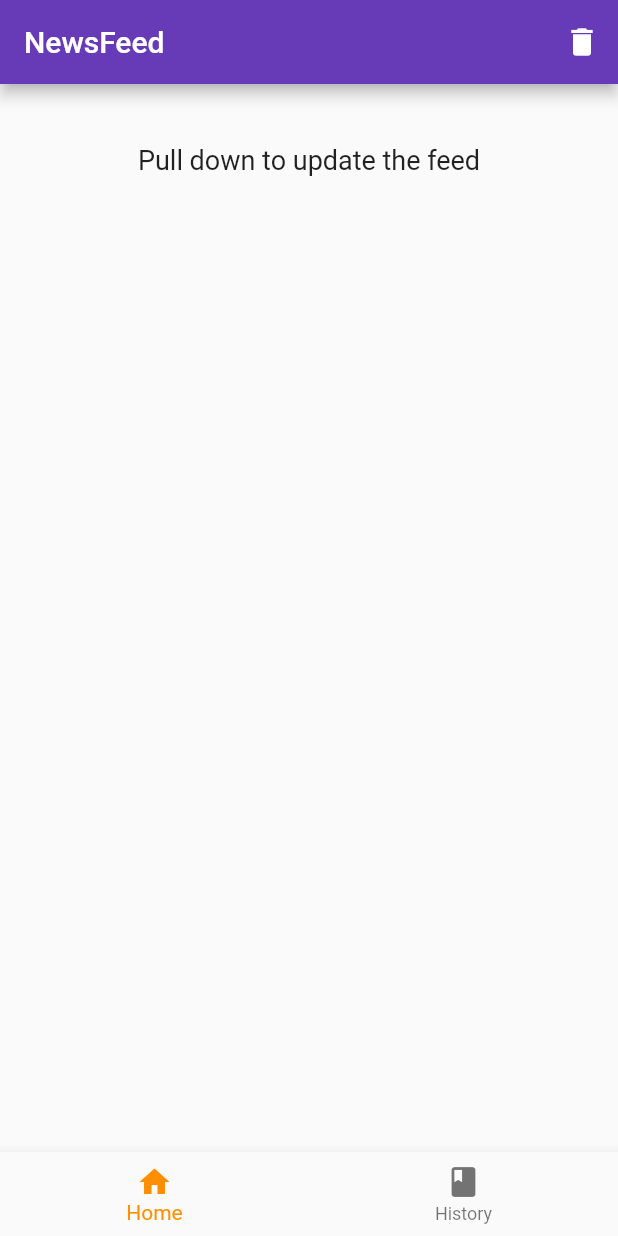
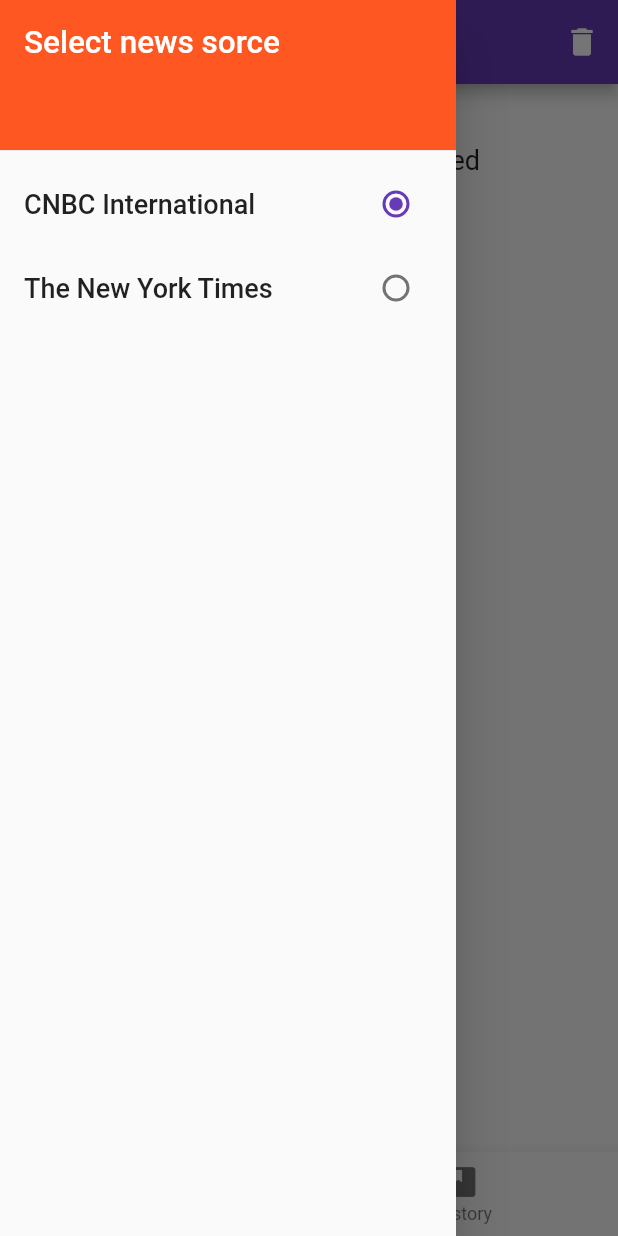
Before and after one commit to Steelwsky/OLD_simple_news_feed, a Flutter app: the screen it shows after launch, with the side drawer open (before the commit the screen has no drawer), on a phone screen of 412 x 824 dp. Run offline on Flutter 3.47's test engine with Material 2 defaults, Android fonts, the phone set to English and light mode, and no system bars; our stand-ins replace moor_flutter; missing offline and left inert: webfeed; generated files the repository leaves out were written again.

Commit message:
added drawer for choosing news source + did MyAppBar.

```diff
--- a/lib/bottom_nav_bar.dart
+++ b/lib/bottom_nav_bar.dart
@@ -12,7 +12,9 @@ class MyBottomNavBar extends StatefulWidget {
 
 class _MyBottomNavBarState extends State<MyBottomNavBar> {
   _MyBottomNavBarState(this.pageController);
+
   final PageController pageController;
+
   @override
   Widget build(BuildContext context) {
     final MyPageIndexController myIntController =
--- a/lib/home_page.dart
+++ b/lib/home_page.dart
@@ -1,7 +1,7 @@
 import 'package:flutter/material.dart';
 import 'package:simplenewsfeed/bottom_nav_bar.dart';
-import 'news_controller.dart';
-import 'package:provider/provider.dart';
+import 'package:simplenewsfeed/my_app_bar.dart';
+import 'my_drawer.dart';
 import 'bottom_nav_bar.dart';
 import 'my_page_view.dart';
 
@@ -9,15 +9,9 @@ class MyHomePage extends StatelessWidget {
   @override
   Widget build(BuildContext context) {
     final PageController pageController = PageController();
-    final newsController = Provider.of<ViewedNewsController>(context);
     return Scaffold(
-      appBar: AppBar(
-        title: Text('NewsFeed'),
-        actions: <Widget>[
-          IconButton(
-              icon: Icon(Icons.delete), onPressed: newsController.deleteEntries)
-        ],
-      ),
+      drawer: MyDrawer(),
+      appBar: MyAppBar(),
       body: MyPageView(pageController),
       bottomNavigationBar: MyBottomNavBar(pageController: pageController),
     );
--- a/lib/main.dart
+++ b/lib/main.dart
@@ -15,6 +15,9 @@ class MyApp extends StatelessWidget {
           ),
           Provider<MyPageIndexController>(
             create: (_) => MyPageIndexController(),
+          ),
+          Provider<Sources>(
+            create: (_) => Sources.cnbc,
           )
         ],
         child: MaterialApp(
--- /dev/null
+++ b/lib/my_app_bar.dart
@@ -0,0 +1,29 @@
+import 'package:flutter/material.dart';
+import 'package:provider/provider.dart';
+import 'news_controller.dart';
+
+class MyAppBar extends StatelessWidget implements PreferredSizeWidget {
+  MyAppBar({Key key})
+      : preferredSize = Size.fromHeight(kToolbarHeight),
+        super(key: key);
+
+  @override
+  final Size preferredSize;
+
+  @override
+  Widget build(BuildContext context) {
+    final newsController = Provider.of<ViewedNewsController>(context);
+    return ValueListenableBuilder(
+        valueListenable: sourceNotifier,
+        builder: (_, sourceState, __) {
+          return AppBar(
+            title: Text('NewsFeed ${nameOfSource(sourceNotifier.value)}'),
+            actions: <Widget>[
+              IconButton(
+                  icon: Icon(Icons.delete),
+                  onPressed: newsController.deleteEntries)
+            ],
+          );
+        });
+  }
+}
--- /dev/null
+++ b/lib/my_drawer.dart
@@ -0,0 +1,62 @@
+import 'package:flutter/material.dart';
+import 'package:provider/provider.dart';
+import 'news_controller.dart';
+
+class MyDrawer extends StatelessWidget {
+  @override
+  Widget build(BuildContext context) {
+    return Drawer(
+      child: ListView(
+        padding: EdgeInsets.zero,
+        children: <Widget>[
+          Container(
+            height: 108,
+            child: DrawerHeader(
+              child: Text(
+                'Select news sorce',
+                style: TextStyle(color: Colors.white, fontSize: 21),
+              ),
+              decoration: BoxDecoration(
+                color: Colors.deepOrange,
+              ),
+            ),
+          ),
+          ListTile(
+              title: Text(
+                'CNBC International',
+                style: TextStyle(fontSize: 18),
+              ),
+              trailing: MyRadio(sources: Sources.cnbc), onTap: () {}),
+          ListTile(
+              title: Text(
+                'The New York Times',
+                style: TextStyle(fontSize: 18),
+              ),
+              trailing: MyRadio(sources: Sources.nytimes)),
+        ],
+      ),
+    );
+  }
+}
+
+class MyRadio extends StatelessWidget {
+  const MyRadio({Key key, @required this.sources}) : super(key: key);
+  final Sources sources;
+
+  @override
+  Widget build(BuildContext context) {
+    final viewedController = Provider.of<ViewedNewsController>(context);
+    return ValueListenableBuilder<Sources>(
+        valueListenable: sourceNotifier,
+        builder: (_, sourceState, __) {
+          return Radio(
+              value: sources,
+              groupValue: sourceState,
+              onChanged: (Sources value) {
+                changeSource(value);
+                viewedController.fetchNews();
+                Navigator.of(context).pop();
+              });
+        });
+  }
+}
--- a/lib/news_controller.dart
+++ b/lib/news_controller.dart
@@ -8,13 +8,12 @@ import 'package:webfeed/webfeed.dart';
 final ValueNotifier<MyDatabase> database = ValueNotifier(MyDatabase());
 
 class ViewedNewsController {
-  final _url = 'http://www.cnbc.com/id/19789731/device/rss/rss.xml';
   final _client = Client();
 
   final ValueNotifier<PreparedFeed> viewedState = ValueNotifier(PreparedFeed());
 
   Future<void> fetchNews() async {
-    final res = await _client.get(_url);
+    final res = await _client.get(_sourceLink(sourceNotifier.value));
     final xmlStr = res.body;
     final parsedNews = RssFeed.parse(xmlStr);
     print('fetchNews(): ${parsedNews.items}');
@@ -33,8 +32,14 @@ class ViewedNewsController {
   }
 
   Future<bool> isNewsInHistory(RssItem item) async {
-    final something = await database.value.isViewedItem(item.guid);
-    if (something != null) {
+    //TODO implement isViewedItemByLink for another rss source.
+    ViewedItem _isViewed;
+    if (item.guid != null) {
+      _isViewed = await database.value.isViewedItemById(item.guid);
+    } else {
+      _isViewed = await database.value.isViewedItemByLink(item.link);
+    }
+    if (_isViewed != null) {
       return true;
     } else {
       return false;
@@ -98,3 +103,30 @@ class MyPageController {
     keepPage: true,
   );
 }
+
+enum Sources {cnbc, nytimes}
+
+final ValueNotifier<Sources> sourceNotifier = ValueNotifier(Sources.cnbc);
+
+_sourceLink(Sources sources) {
+  switch (sources) {
+    case Sources.cnbc:
+      return 'http://www.cnbc.com/id/19789731/device/rss/rss.xml';
+    case Sources.nytimes:
+      return 'https://www.nytimes.com/svc/collections/v1/publish/https://www.nytimes.com/section/world/rss.xml';
+  }
+}
+
+changeSource(Sources sources) {
+  sourceNotifier.value = sources;
+  print('source is: ${sourceNotifier.value}');
+}
+
+nameOfSource (Sources sources) {
+  switch (sources) {
+    case Sources.cnbc:
+      return '- CNBC';
+    case Sources.nytimes:
+      return '- NY Times';
+  }
+}
```
Also changed, not shown: lib/viewed.dart (+20 -3 lines), lib/viewed.g.dart, 1 other file.
